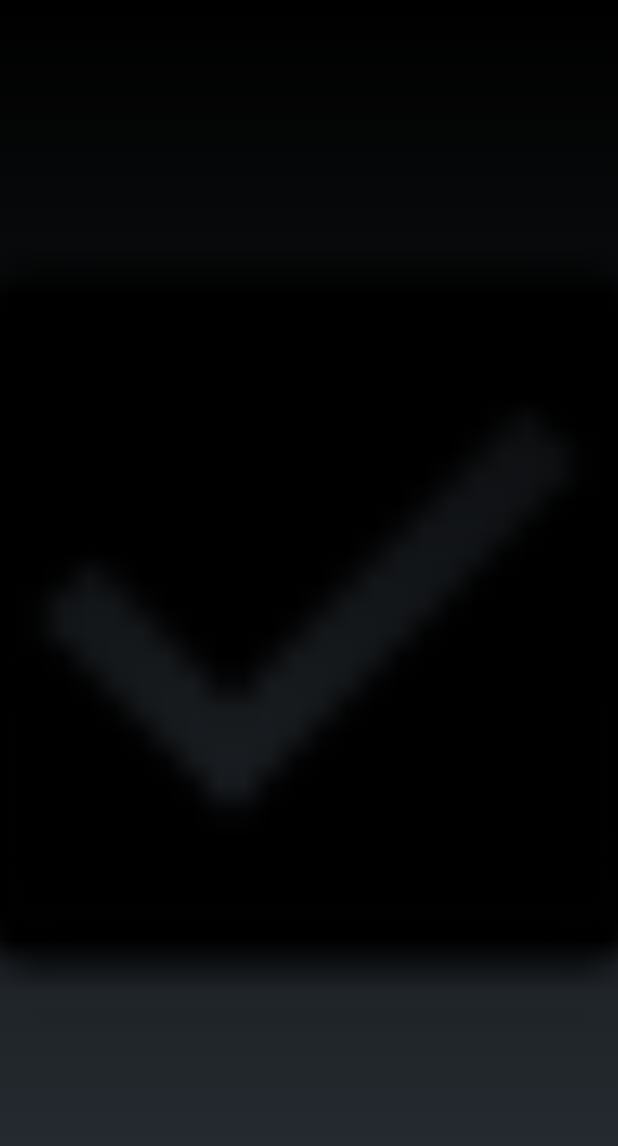
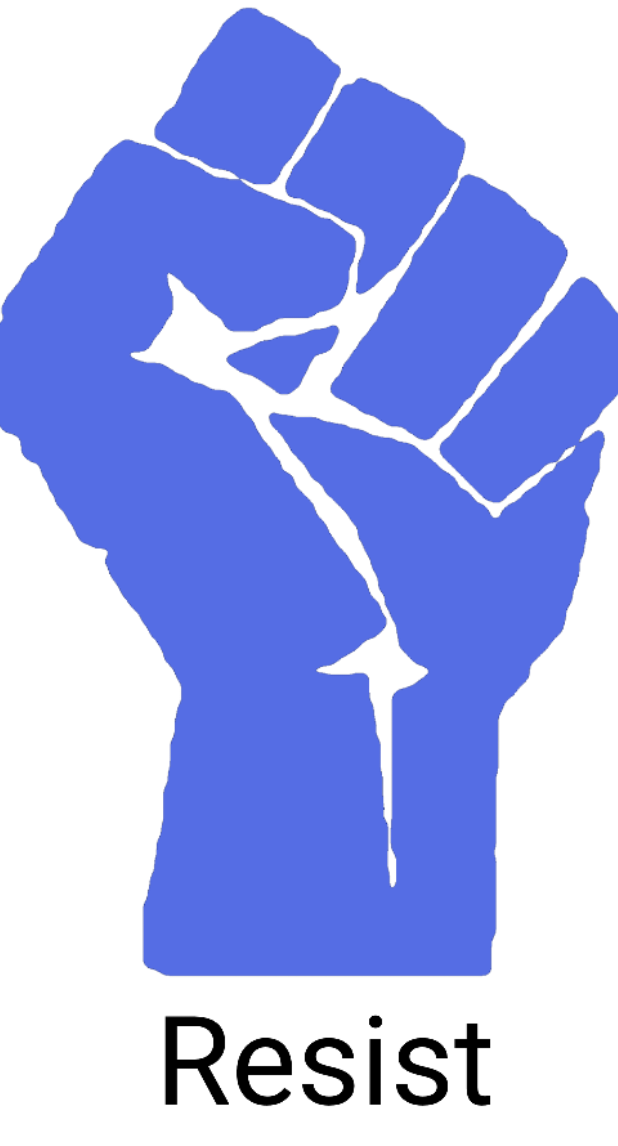
Before and after one commit to 0868307/Project78, an Android app: the Splash screen opened directly, with no data from a screen before it, on a phone screen of 412 x 824 dp. Shown: the top 1146 px of the screen. Run offline under Robolectric (Android 15) with nearby library versions, the phone set to English and light mode, and no system bars.

Commit message:
splashscreen updated

```diff
--- a/Mus3D/app/src/main/res/layout/splash.xml
+++ b/Mus3D/app/src/main/res/layout/splash.xml
@@ -5,7 +5,7 @@
     android:layout_width="match_parent"
     android:layout_height="match_parent">
     <ImageView
-        android:src="@drawable/abc_btn_check_to_on_mtrl_015"
+        android:src="@drawable/resist"
         android:gravity="center"
         android:layout_width="match_parent"
         android:layout_height="match_parent"
```
Also changed, not shown: Mus3D/app/src/main/res/drawable-xxhdpi/resist.png (added), Mus3D/app/src/main/res/mipmap-hdpi/ic_splash.png (deleted), Mus3D/app/src/main/res/mipmap-mdpi/ic_splash.png (deleted), Mus3D/app/src/main/res/mipmap-xhdpi/ic_splash.png (deleted), Mus3D/app/src/main/res/mipmap-xxhdpi/ic_splash.png (deleted).
